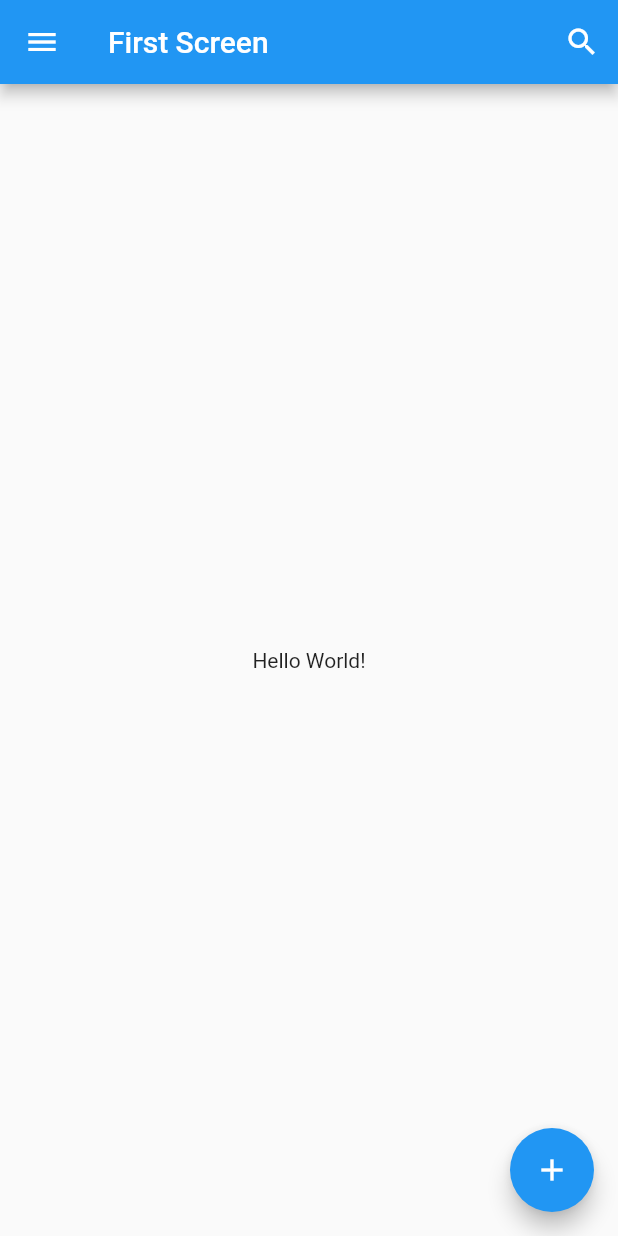
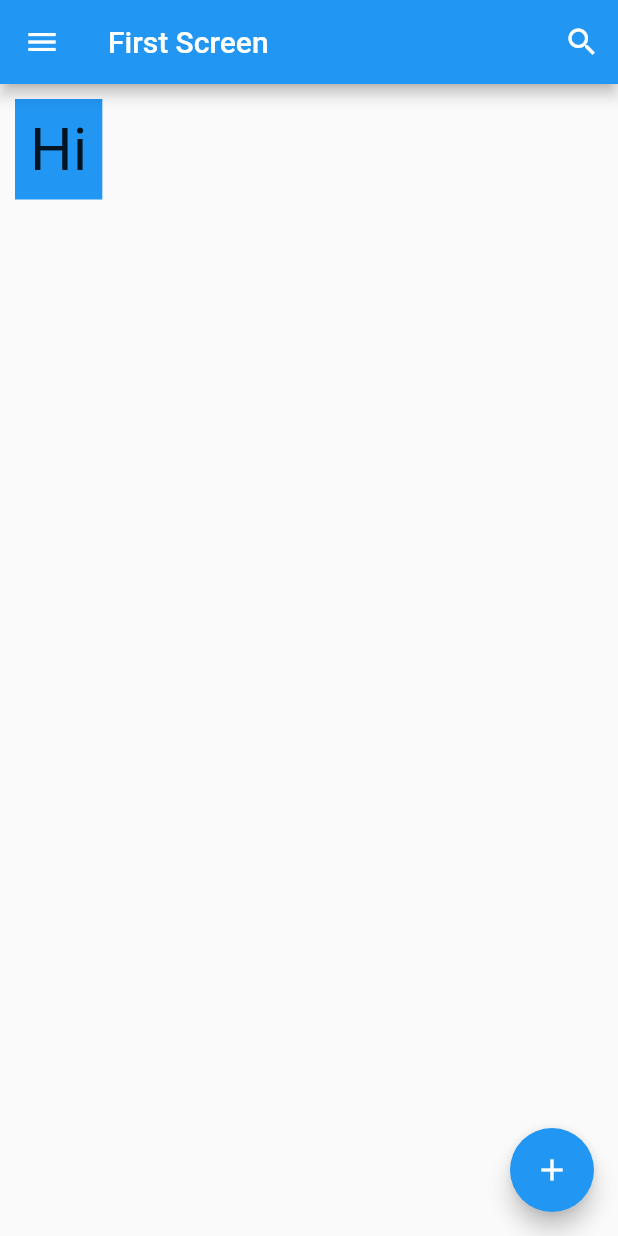
Before and after one commit to akhdanpangestuajiwidodo/GeneralWidgetApp, a Flutter app: the screen it shows after launch, on a phone screen of 412 x 824 dp. Run offline on Flutter 3.47's test engine with Material 2 defaults, Android fonts, the phone set to English and light mode, and no system bars.

Commit message:
Create Container Widget and add padding & margin

```diff
--- a/lib/main.dart
+++ b/lib/main.dart
@@ -48,9 +48,16 @@ class FirstScreen extends StatelessWidget{
         ],
       ),
 
-      body: Center(
-        child: Text("Hello World!"),
+      body: Container(
+        child: Text(
+          "Hi",
+          style: TextStyle(fontSize: 40),
+        ),
+        color: Colors.blue,
+        padding: EdgeInsets.all(10),
+        margin: EdgeInsets.all(10),
       ),
+
       floatingActionButton: FloatingActionButton(
         child: Icon(Icons.add),
         onPressed: () {
```
